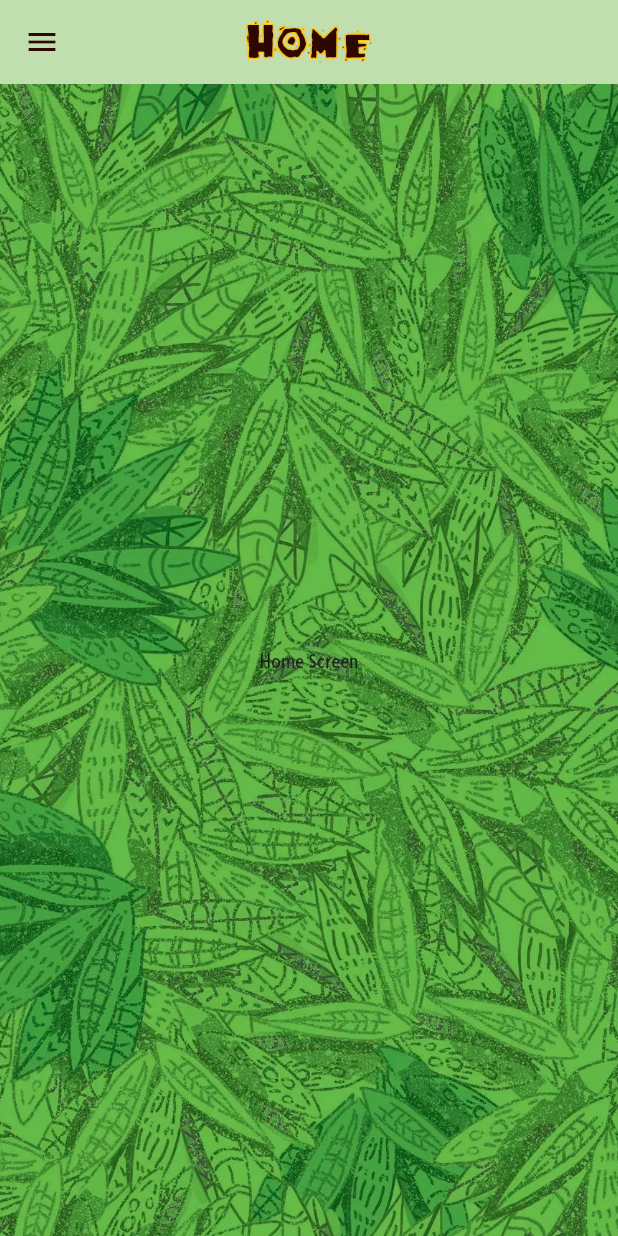
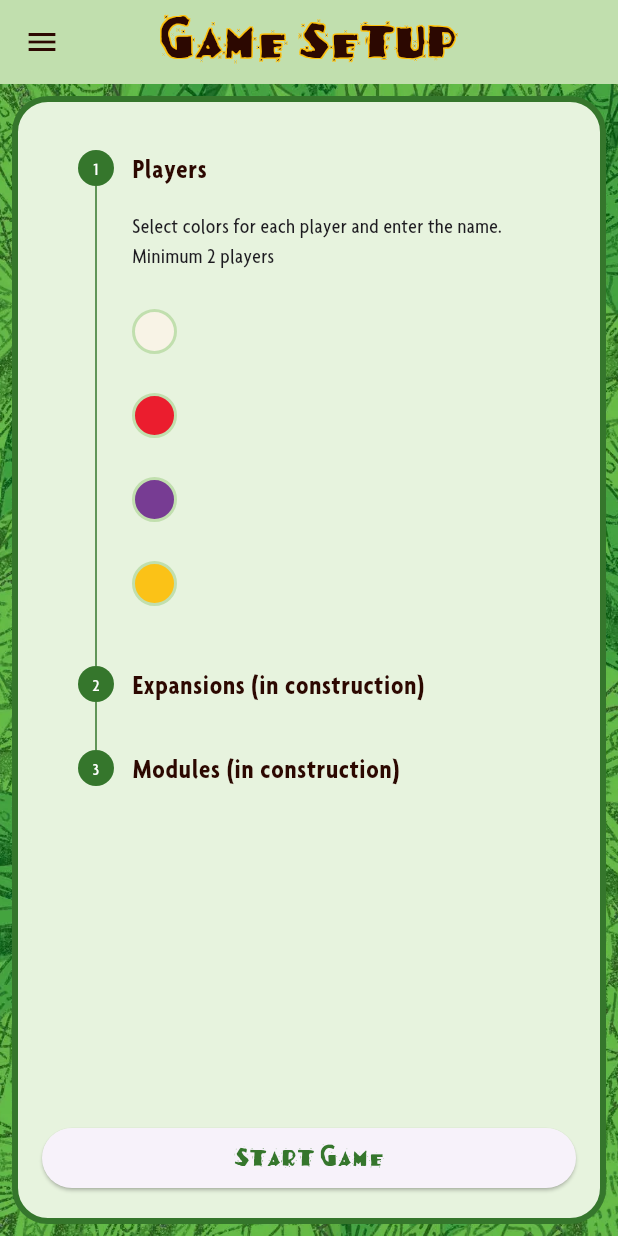
Before and after one commit to isdabenx/cacao_boardgame_helper, a Flutter app: the CustomScaffoldWidget screen opened directly, on a phone screen of 412 x 824 dp. Run offline on Flutter 3.47's test engine with Material 3 defaults, Android fonts, the phone set to English and light mode, and no system bars; drawn by our look-alikes of flutter_zoom_drawer; our stand-ins replace flutter_markdown, flutter_riverpod, isar, modal_bottom_sheet, shared_preferences; missing offline and left inert: dynamic_height_grid_view, syncfusion_flutter_pdfviewer; accounts and stored records are empty; generated files the repository leaves out were written again.

Commit message:
feat(game_setup): :sparkles: add Game Setup screen and related widgets; update menu for navigation

```diff
--- a/lib/config/routes/app_routes.dart
+++ b/lib/config/routes/app_routes.dart
@@ -1,4 +1,5 @@
 import 'package:cacao_boardgame_helper/core/data/models/tile_model.dart';
+import 'package:cacao_boardgame_helper/features/game_setup/presentation/screens/game_setup_screen.dart';
 import 'package:cacao_boardgame_helper/features/home/presentation/screens/home_screen.dart';
 import 'package:cacao_boardgame_helper/features/rule/presentation/rule_screen.dart';
 import 'package:cacao_boardgame_helper/features/splash/presentation/screens/splash_screen.dart';
@@ -12,12 +13,14 @@ class AppRoutes {
   static const String tile = '/tile';
   static const String rule = '/rule';
   static const String tileDetail = '/tile_detail';
+  static const String gameSetup = '/game_setup';
 
   static Map<String, WidgetBuilder> routes = {
     splash: (context) => const SplashScreen(),
     home: (context) => const HomeScreen(),
     rule: (context) => const RuleScreen(),
     tile: (context) => const TileListScreen(),
+    gameSetup: (context) => const GameSetupScreen(),
   };
 
   static Route<dynamic>? onGenerateRoute(RouteSettings settings) {
--- /dev/null
+++ b/lib/features/game_setup/presentation/widgets/game_setup_widget.dart
@@ -0,0 +1,128 @@
+import 'package:cacao_boardgame_helper/config/constants/assets.dart';
+import 'package:cacao_boardgame_helper/core/theme/app_colors.dart';
+import 'package:cacao_boardgame_helper/core/theme/app_text_styles.dart';
+import 'package:cacao_boardgame_helper/features/game_setup/presentation/widgets/player_row_widget.dart';
+import 'package:cacao_boardgame_helper/features/game_setup/presentation/widgets/select_expansion_widget.dart';
+import 'package:cacao_boardgame_helper/features/game_setup/presentation/widgets/select_module_widget.dart';
+import 'package:flutter/material.dart';
+
+class GameSetupWidget extends StatefulWidget {
+  const GameSetupWidget({super.key});
+
+  @override
+  State<GameSetupWidget> createState() => _GameSetupWidgetState();
+}
+
+// List<Step> steps = ;
+
+class _GameSetupWidgetState extends State<GameSetupWidget> {
+  int _currentStep = 0;
+
+  void _onStepTapped(int step) {
+    setState(() {
+      _currentStep = step;
+    });
+  }
+
+  @override
+  Widget build(BuildContext context) {
+    return Column(
+      children: [
+        Expanded(
+          flex: 1,
+          child: SingleChildScrollView(
+            child: Stepper(
+              stepIconMargin: EdgeInsets.all(0),
+              connectorColor: WidgetStatePropertyAll(AppColors.greenDarker),
+              steps: [
+                Step(
+                  title: Text(
+                    'Players',
+                    style: AppTextStyles.labelStep,
+                  ),
+                  content: Column(
+                    children: [
+                      Text(
+                          'Select colors for each player and enter the name. Minimum 2 players'),
+                      PlayerRowWidget(color: AppColors.white),
+                      PlayerRowWidget(color: AppColors.red),
+                      PlayerRowWidget(color: AppColors.purple),
+                      PlayerRowWidget(color: AppColors.yellow),
+                    ],
+                  ),
+                ),
+                Step(
+                  title: Text('Expansions (in construction)',
+                      style: AppTextStyles.labelStep),
+                  content: Column(
+                    crossAxisAlignment: CrossAxisAlignment.start,
+                    children: [
+                      Padding(
+                        padding: const EdgeInsets.only(bottom: 8.0),
+                        child:
+                            Text("Select the expansions you're playing with"),
+                      ),
+                      SizedBox(
+                        height: 120,
+                        child: ListView(
+                          scrollDirection: Axis.horizontal,
+                          children: [
+                            SelectExpansionWidget(
+                                image: Assets.boardgameChocolatl),
+                            SelectExpansionWidget(
+                                image: Assets.boardgameDiamante),
+                          ],
+                        ),
+                      ),
+                    ],
+                  ),
+                ),
+                Step(
+                  title: const Text(
+                    'Modules (in construction)',
+                    style: AppTextStyles.labelStep,
+                  ),
+                  content: Column(
+                    crossAxisAlignment: CrossAxisAlignment.start,
+                    children: [
+                      Text("Select the modules you're playing with"),
+                      Column(
+                        children: [
+                          SelectModuleWidget(title: "Map Module"),
+                          SelectModuleWidget(title: "Watering Module"),
+                          SelectModuleWidget(title: "Chocolate Module"),
+                          SelectModuleWidget(title: "Hut Module"),
+                          SelectModuleWidget(title: "The Gem Mines"),
+                          SelectModuleWidget(title: "The Tree of Life"),
+                          SelectModuleWidget(title: "The Favor of the Emperor"),
+                          SelectModuleWidget(title: "The New Workers"),
+                        ],
+                      ),
+                    ],
+                  ),
+                ),
+              ],
+              controlsBuilder: (_, __) => Container(),
+              onStepTapped: _onStepTapped,
+              currentStep: _currentStep,
+            ),
+          ),
+        ),
+        ElevatedButton(
+          onPressed: () {},
+          child: Row(
+            mainAxisAlignment: MainAxisAlignment.center,
+            children: [
+              FittedBox(
+                child: const Text(
+                  'Start Game',
+                  style: AppTextStyles.boardgameTitleTextStyle,
+                ),
+              ),
+            ],
+          ),
+        ),
+      ],
+    );
+  }
+}
--- /dev/null
+++ b/lib/features/game_setup/presentation/widgets/player_row_widget.dart
@@ -0,0 +1,62 @@
+import 'package:cacao_boardgame_helper/core/theme/app_colors.dart';
+import 'package:flutter/material.dart';
+
+class PlayerRowWidget extends StatefulWidget {
+  const PlayerRowWidget({
+    super.key,
+    required this.color,
+  });
+
+  final Color color;
+
+  @override
+  State<PlayerRowWidget> createState() => _PlayerRowWidgetState();
+}
+
+class _PlayerRowWidgetState extends State<PlayerRowWidget> {
+  bool _isSelected = false;
+
+  void _onTogglePlayer() {
+    setState(() {
+      _isSelected = !_isSelected;
+    });
+  }
+
+  @override
+  Widget build(BuildContext context) {
+    return Row(
+      crossAxisAlignment: CrossAxisAlignment.end,
+      children: [
+        GestureDetector(
+          onTap: _onTogglePlayer,
+          child: Container(
+            width: 30,
+            height: 30,
+            decoration: BoxDecoration(
+              shape: BoxShape.circle,
+              color: widget.color,
+              border: Border.all(
+                color: _isSelected ? AppColors.brown : AppColors.greenNormal,
+                width: 2.0,
+              ),
+            ),
+          ),
+        ),
+        SizedBox(width: 16),
+        Expanded(
+          child: Visibility(
+            visible: _isSelected,
+            maintainSize: true,
+            maintainAnimation: true,
+            maintainState: true,
+            child: TextField(
+              decoration: InputDecoration(
+                labelText: 'Player Name',
+              ),
+            ),
+          ),
+        ),
+      ],
+    );
+  }
+}
--- a/lib/features/splash/data/repositories/initialization_repository_impl.dart
+++ b/lib/features/splash/data/repositories/initialization_repository_impl.dart
@@ -16,7 +16,7 @@ class InitializationRepositoryImpl implements InitializationRepository {
   Future<void> initialize() async {
     await _initializeDatabase();
     await _poblateDatabase();
-    await Future.delayed(Duration(seconds: 3));
+    // await Future.delayed(Duration(seconds: 3));
   }
 
   @override
--- a/lib/features/tile/presentation/screens/tile_detail_screen.dart
+++ b/lib/features/tile/presentation/screens/tile_detail_screen.dart
@@ -27,7 +27,10 @@ class TileDetailScreen extends ConsumerWidget {
               Container(
                 decoration: BoxDecoration(
                   border: Border.all(
-                    color: AppColors.tileBorder,
+                    color: tile.color == null
+                        ? AppColors.tileBorder
+                        : AppColors.findColorByName(
+                            tile.color.toString().split('.').last),
                     width: 4.0,
                   ),
                 ),
--- a/lib/shared/widgets/menu_widget.dart
+++ b/lib/shared/widgets/menu_widget.dart
@@ -47,8 +47,10 @@ class MenuWidget extends StatelessWidget {
                 children: [
                   _menuItem(context, Icons.home, 'Home', AppRoutes.home),
                   _menuItem(
+                      context, Icons.group, 'Game setup', AppRoutes.gameSetup),
+                  _menuItem(context, Icons.widgets, 'Tiles', AppRoutes.tile),
+                  _menuItem(
                       context, Icons.library_books, 'Rules', AppRoutes.rule),
-                  _menuItem(context, Icons.widgets, 'Tiles', AppRoutes.tile),
                 ],
               ),
             ),
```
Also changed, not shown: lib/features/game_setup/presentation/screens/game_setup_screen.dart (added, +17 -0 lines), lib/features/game_setup/presentation/widgets/select_expansion_widget.dart (added, +49 -0 lines), lib/features/game_setup/presentation/widgets/select_module_widget.dart (added, +47 -0 lines).
